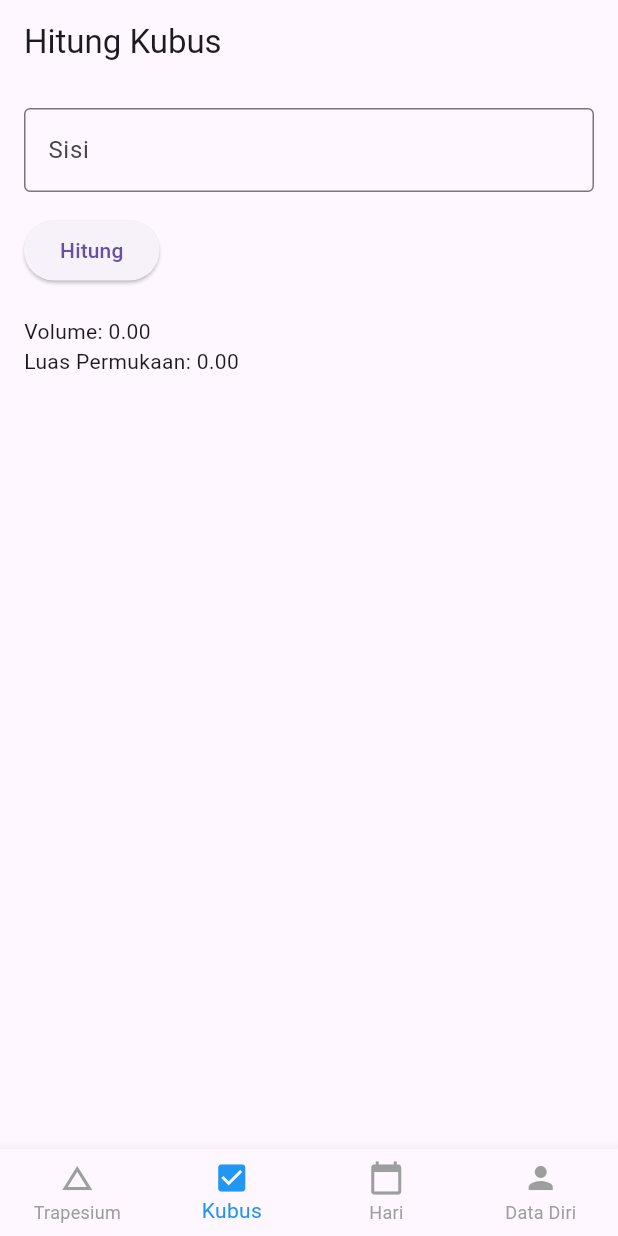
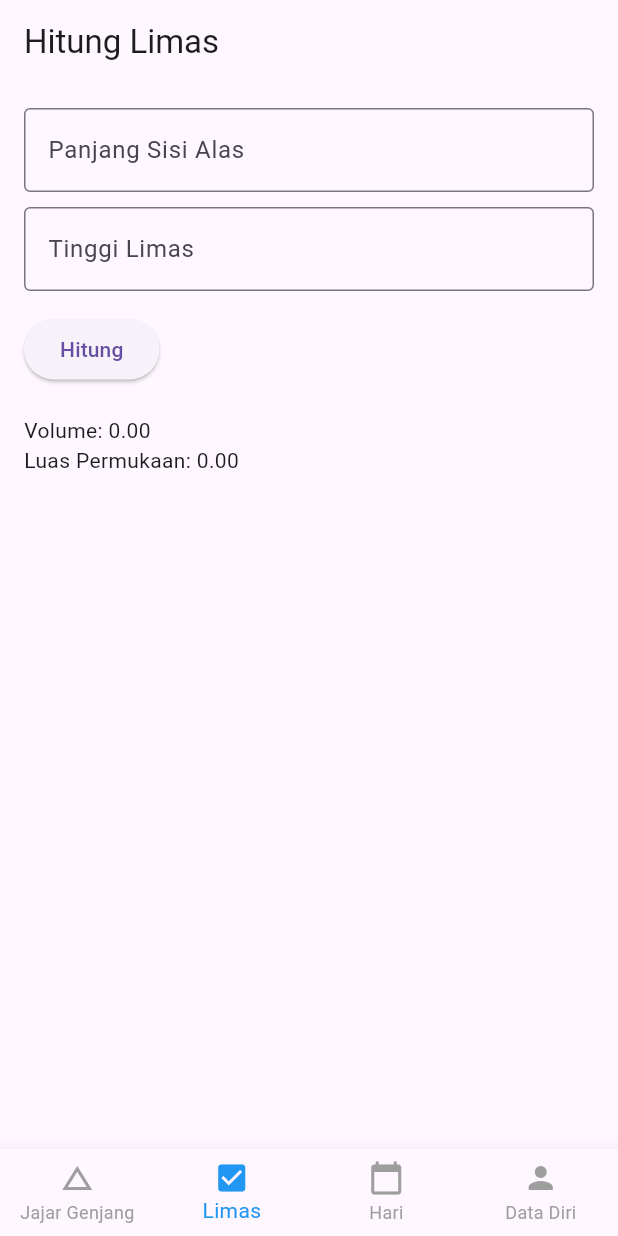
Before and after one commit to Zachry2906/mobile-flutter, a Flutter app: the screen it shows after launch, item 2 of the bottom bar chosen, after a tap on "Hitung", on a phone screen of 412 x 824 dp. Run offline on Flutter 3.47's test engine with Material 3 defaults, Android fonts, the phone set to English and light mode, and no system bars.

Commit message:
ganti menu jajar genjang dan limas

```diff
--- a/kuisteori/lib/main.dart
+++ b/kuisteori/lib/main.dart
@@ -1,4 +1,5 @@
 import 'package:flutter/material.dart';
+import 'dart:math' as Math;
 
 void main() {
   runApp(MyApp());
@@ -24,8 +25,8 @@ class _MainPageState extends State<MainPage> {
   int _selectedIndex = 0;
 
   final List<Widget> _pages = [
-    TrapesiumPage(),
-    KubusPage(),
+    JajarGenjangPage(),
+    LimasPage(),
     HariPage(),
     DataDiriPage(),
   ];
@@ -44,9 +45,9 @@ class _MainPageState extends State<MainPage> {
         items: [
           BottomNavigationBarItem(
             icon: Icon(Icons.change_history),
-            label: "Trapesium",
+            label: "Jajar Genjang",
           ),
-          BottomNavigationBarItem(icon: Icon(Icons.check_box), label: "Kubus"),
+          BottomNavigationBarItem(icon: Icon(Icons.check_box), label: "Limas"),
           BottomNavigationBarItem(
             icon: Icon(Icons.calendar_today),
             label: "Hari",
@@ -63,60 +64,60 @@ class _MainPageState extends State<MainPage> {
   }
 }
 
-// Halaman Trapesium
-class TrapesiumPage extends StatefulWidget {
+// Halaman Jajar Genjang (Formerly Trapesium)
+class JajarGenjangPage extends StatefulWidget {
   @override
-  _TrapesiumPageState createState() => _TrapesiumPageState();
+  _JajarGenjangPageState createState() => _JajarGenjangPageState();
 }
 
-class _TrapesiumPageState extends State<TrapesiumPage> {
-  final TextEditingController a = TextEditingController();
-  final TextEditingController b = TextEditingController();
-  final TextEditingController h = TextEditingController();
+class _JajarGenjangPageState extends State<JajarGenjangPage> {
+  final TextEditingController alas = TextEditingController();
+  final TextEditingController tinggi = TextEditingController();
+  final TextEditingController sisiMiring = TextEditingController();
   double luas = 0, keliling = 0;
 
   void hitung() {
-    double sisiA = double.tryParse(a.text) ?? 0;
-    double sisiB = double.tryParse(b.text) ?? 0;
-    double tinggi = double.tryParse(h.text) ?? 0;
+    double a = double.tryParse(alas.text) ?? 0;
+    double t = double.tryParse(tinggi.text) ?? 0;
+    double b = double.tryParse(sisiMiring.text) ?? 0;
     setState(() {
-      luas = 0.5 * (sisiA + sisiB) * tinggi;
-      keliling = sisiA + sisiB + (2 * tinggi);
+      luas = a * t;
+      keliling = 2 * (a + b);
     });
   }
 
   @override
   Widget build(BuildContext context) {
     return Scaffold(
-      appBar: AppBar(title: Text("Hitung Trapesium")),
+      appBar: AppBar(title: Text("Hitung Jajar Genjang")),
       body: Padding(
         padding: EdgeInsets.all(16.0),
         child: Column(
           crossAxisAlignment: CrossAxisAlignment.start,
           children: [
             TextField(
-              controller: a,
+              controller: alas,
               keyboardType: TextInputType.number,
               decoration: InputDecoration(
-                labelText: "Sisi Atas",
+                labelText: "Alas",
                 border: OutlineInputBorder(),
               ),
             ),
             SizedBox(height: 10),
             TextField(
-              controller: b,
+              controller: tinggi,
               keyboardType: TextInputType.number,
               decoration: InputDecoration(
-                labelText: "Sisi Bawah",
+                labelText: "Tinggi",
                 border: OutlineInputBorder(),
               ),
             ),
             SizedBox(height: 10),
             TextField(
-              controller: h,
+              controller: sisiMiring,
               keyboardType: TextInputType.number,
               decoration: InputDecoration(
-                labelText: "Tinggi",
+                labelText: "Sisi Miring",
                 border: OutlineInputBorder(),
               ),
             ),
@@ -132,39 +133,53 @@ class _TrapesiumPageState extends State<TrapesiumPage> {
   }
 }
 
-// Halaman Kubus
-class KubusPage extends StatefulWidget {
+// Halaman Limas (Formerly Kubus)
+class LimasPage extends StatefulWidget {
   @override
-  _KubusPageState createState() => _KubusPageState();
+  _LimasPageState createState() => _LimasPageState();
 }
 
-class _KubusPageState extends State<KubusPage> {
-  final TextEditingController sisi = TextEditingController();
+class _LimasPageState extends State<LimasPage> {
+  final TextEditingController alas = TextEditingController();
+  final TextEditingController tinggi = TextEditingController();
   double volume = 0, luasPermukaan = 0;
 
   void hitung() {
-    double s = double.tryParse(sisi.text) ?? 0;
+    double a = double.tryParse(alas.text) ?? 0;
+    double t = double.tryParse(tinggi.text) ?? 0;
+
     setState(() {
-      volume = s * s * s;
-      luasPermukaan =
-          6 * s * s; // Perbaikan: keliling seharusnya luas permukaan
+      volume = (1 / 3) * (a * a) * t;
+      double luasAlas = a * a;
+      double tinggiSegitiga = Math.sqrt(Math.pow(t, 2) + Math.pow(a / 2, 2));
+      double luasSegitiga = (1 / 2) * a * tinggiSegitiga;
+      luasPermukaan = luasAlas + (4 * luasSegitiga);
     });
   }
 
   @override
   Widget build(BuildContext context) {
     return Scaffold(
-      appBar: AppBar(title: Text("Hitung Kubus")),
+      appBar: AppBar(title: Text("Hitung Limas")),
       body: Padding(
         padding: EdgeInsets.all(16.0),
         child: Column(
           crossAxisAlignment: CrossAxisAlignment.start,
           children: [
             TextField(
-              controller: sisi,
+              controller: alas,
               keyboardType: TextInputType.number,
               decoration: InputDecoration(
-                labelText: "Sisi",
+                labelText: "Panjang Sisi Alas",
+                border: OutlineInputBorder(),
+              ),
+            ),
+            SizedBox(height: 10),
+            TextField(
+              controller: tinggi,
+              keyboardType: TextInputType.number,
+              decoration: InputDecoration(
+                labelText: "Tinggi Limas",
                 border: OutlineInputBorder(),
               ),
             ),
```
